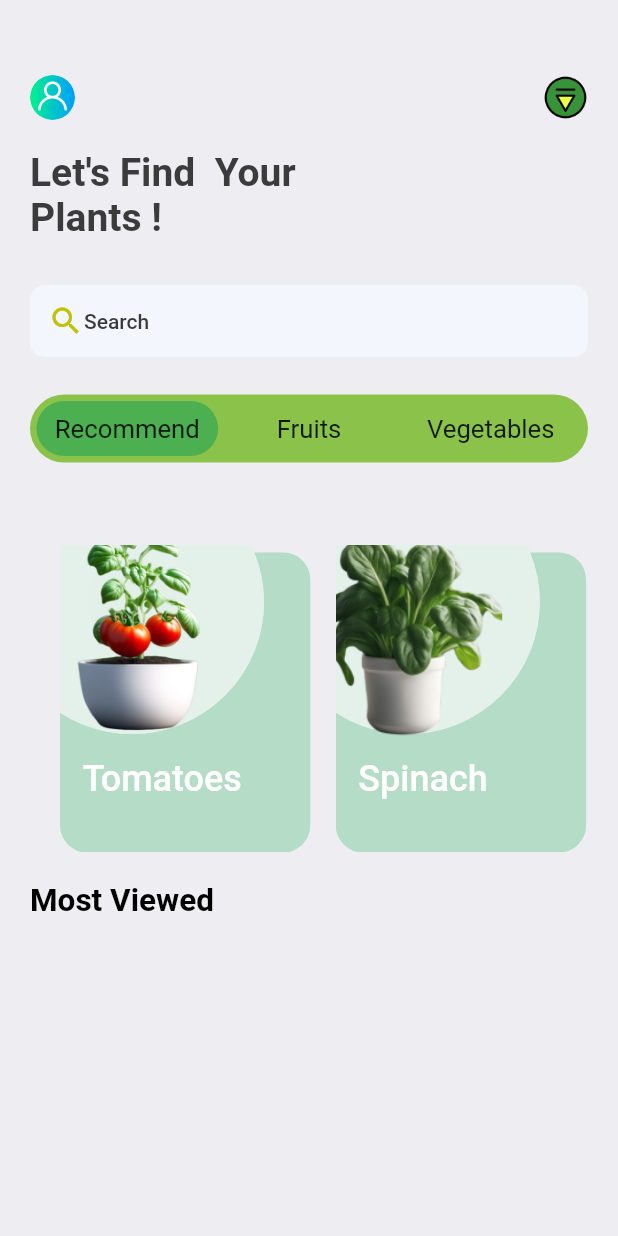
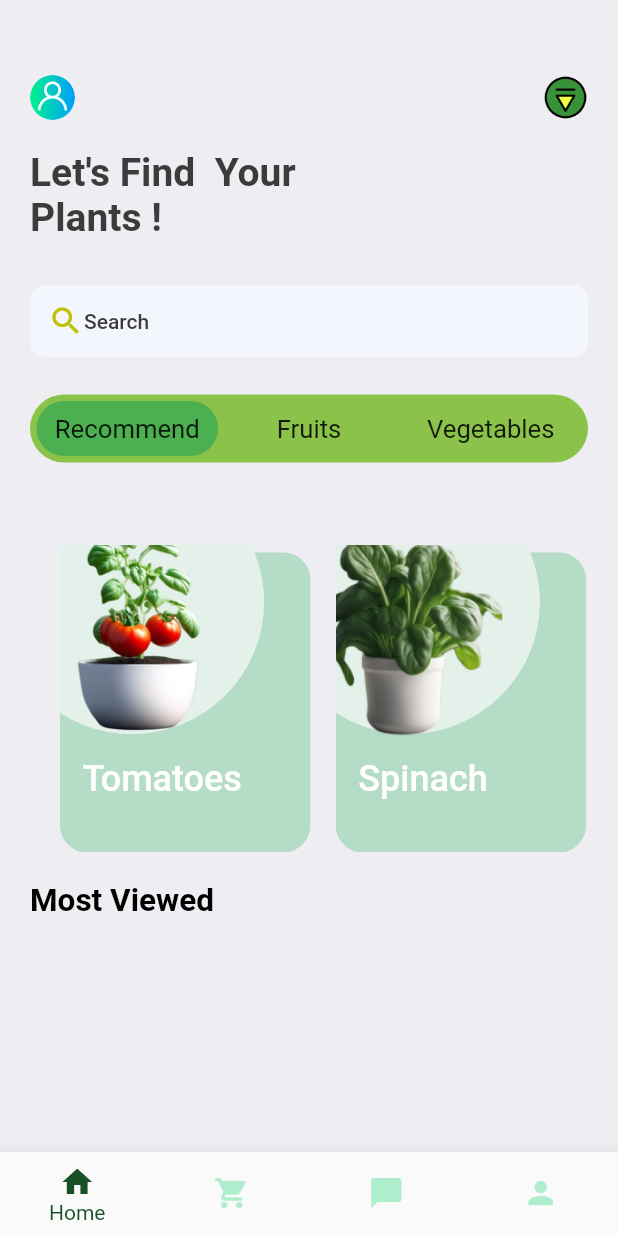
Before and after one commit to Joelp13/SoilSage, a Flutter app: the HomeScreen screen opened directly, on a phone screen of 412 x 824 dp. Run offline on Flutter 3.47's test engine with Material 2 defaults, Android fonts, the phone set to English and light mode, and no system bars; our stand-ins replace geolocator; missing offline and left inert: dart:js.

Commit message:
navigationbarcompleted

```diff
--- a/lib/Screens/home_screen.dart
+++ b/lib/Screens/home_screen.dart
@@ -1,4 +1,7 @@
 import 'package:flutter/material.dart';
+import 'package:soil_sage/Screens/community_screen.dart';
+import 'package:soil_sage/Screens/profile_screen.dart';
+import 'package:soil_sage/Screens/shop_screen.dart';
 import 'package:soil_sage/utils/app_layout.dart';
 import 'package:soil_sage/utils/app_styles.dart';
 import 'package:soil_sage/widgets/tickets_tab.dart';
@@ -9,7 +12,44 @@ class HomeScreen extends StatelessWidget {
   @override
   Widget build(BuildContext context) {
     final size = AppLayout.getSize(context);
-    return Scaffold(
+    return Scaffold( bottomNavigationBar: BottomNavigationBar(
+          currentIndex: 0,
+          onTap: (index) {
+            if (index==1)
+            {
+              Navigator.pushReplacement(context as BuildContext, MaterialPageRoute(builder: (BuildContext context) => const ShopScreen()));
+            }
+            else if(index==2)
+            {
+                   Navigator.pushReplacement(context as BuildContext, MaterialPageRoute(builder: (BuildContext context) => const CommunityScreen()));
+
+            }
+            else if(index==3)
+            {
+                   Navigator.pushReplacement(context as BuildContext, MaterialPageRoute(builder: (BuildContext context) => const ProfileScreen()));
+
+            }
+            else if(index==0)
+            {
+                   Navigator.pushReplacement(context as BuildContext, MaterialPageRoute(builder: (BuildContext context) => const HomeScreen()));
+
+            }
+
+          },
+          elevation: 10,
+          showSelectedLabels: true,
+          showUnselectedLabels: false,
+          selectedItemColor: Color.fromARGB(255, 25, 80, 37),
+          unselectedItemColor: Color.fromARGB(255, 174, 238, 204),
+          type: BottomNavigationBarType.fixed,
+          items: const [
+            BottomNavigationBarItem(icon: Icon(Icons.home), label: "Home"),
+            BottomNavigationBarItem(
+                icon: Icon(Icons.shopping_cart_rounded), label: "Cart"),
+            BottomNavigationBarItem(
+                icon: Icon(Icons.messenger_rounded), label: "Commmunity"),
+            BottomNavigationBarItem(icon: Icon(Icons.person), label: "Profile")
+          ]),
       backgroundColor: const Color(0xFFeeedf2),
       body: ListView(
           padding: const EdgeInsets.symmetric(horizontal: 20, vertical: 50),
```
Also changed, not shown: lib/Screens/shop_screen.dart (+43 -1 lines).
